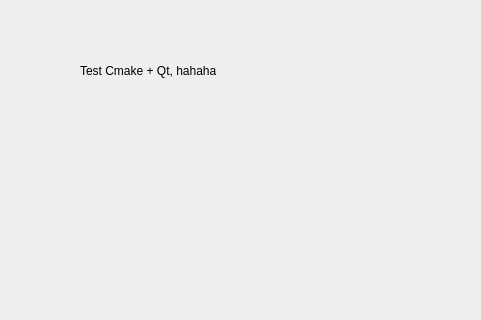
This is src/Engine/Editor/MainWindow.ui in lvke-neu/Destiny as Qt 5 draws it before an edit; both pictures show x 160 to 641 and y 195 to 515 of the 800 by 600 pixel window. The edited form follows.
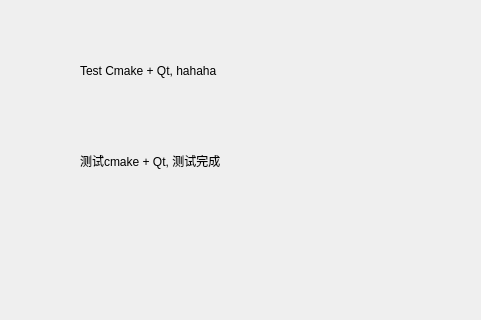
This is the edited form.

What changed in the file:
```diff
--- a/src/Engine/Editor/MainWindow.ui
+++ b/src/Engine/Editor/MainWindow.ui
@@ -27,6 +27,19 @@
      <string>Test Cmake + Qt, hahaha</string>
     </property>
    </widget>
+   <widget class="QLabel" name="label_2">
+    <property name="geometry">
+     <rect>
+      <x>240</x>
+      <y>310</y>
+      <width>321</width>
+      <height>91</height>
+     </rect>
+    </property>
+    <property name="text">
+     <string>测试cmake + Qt, 测试完成</string>
+    </property>
+   </widget>
   </widget>
   <widget class="QMenuBar" name="menubar">
    <property name="geometry">
```
